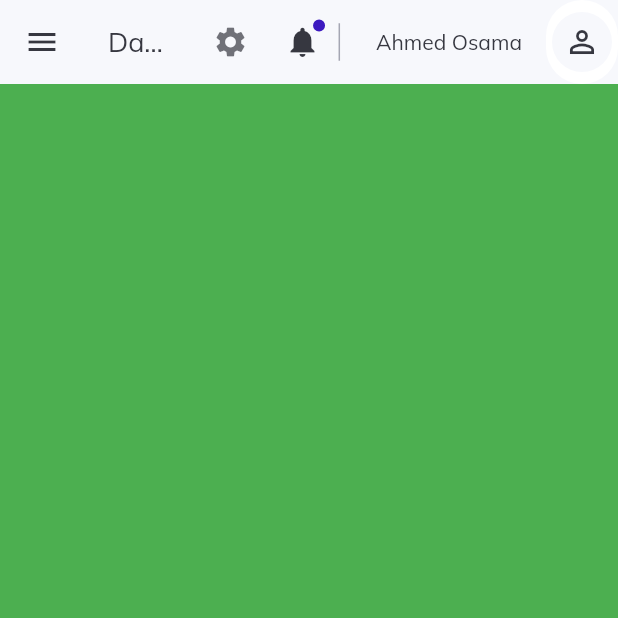
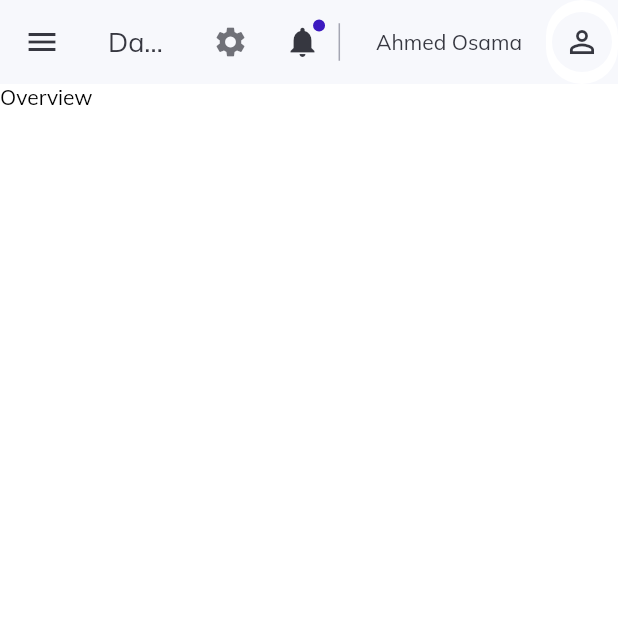
Before and after one commit to AhmedOsamaAziz/learn_flutter_web, a Flutter app: the screen it shows after launch, in the side drawer, after a tap on "Log Out", on a phone screen of 412 x 824 dp, the top half of it. Run offline on Flutter 3.47's test engine with Material 2 defaults, Android fonts, the light colour scheme and no system bars; our stand-ins replace get, google_fonts.

Commit message:
local navigation by changing only the center part of the layout

```diff
--- a/lib/constants/controllers.dart
+++ b/lib/constants/controllers.dart
@@ -1,3 +1,5 @@
 import 'package:learn_flutter_web/controllers/menuController.dart';
+import 'package:learn_flutter_web/controllers/navigationController.dart';
 
 MenuController menuController = MenuController.instance;
+NavigationController navigationController = NavigationController.instance;
--- a/lib/controllers/menuController.dart
+++ b/lib/controllers/menuController.dart
@@ -2,7 +2,7 @@ import 'package:flutter/material.dart';
 
 import 'package:get/get.dart';
 import 'package:learn_flutter_web/constants/style.dart';
-import 'package:learn_flutter_web/models/routes.dart';
+import 'package:learn_flutter_web/routing/routes.dart';
 
 class MenuController extends GetxController {
   static MenuController instance = Get.find();
--- /dev/null
+++ b/lib/controllers/navigationController.dart
@@ -0,0 +1,13 @@
+import 'package:flutter/material.dart';
+import 'package:get/get.dart';
+
+class NavigationController extends GetxController {
+  static NavigationController instance = Get.find();
+  final GlobalKey<NavigatorState> navigationKey = GlobalKey();
+
+  Future<dynamic> navigateTo(String routeName) {
+    return navigationKey.currentState!.pushNamed(routeName);
+  }
+
+  goBack() => navigationKey.currentState!.pop();
+}
--- /dev/null
+++ b/lib/helpers/localNavigator.dart
@@ -0,0 +1,10 @@
+import 'package:flutter/material.dart';
+import 'package:learn_flutter_web/constants/controllers.dart';
+import 'package:learn_flutter_web/routing/router.dart';
+import 'package:learn_flutter_web/routing/routes.dart';
+
+Navigator localNavigator() => Navigator(
+      key: navigationController.navigationKey,
+      initialRoute: OverViewPageRoute,
+      onGenerateRoute: generateRoute,
+    );
--- a/lib/main.dart
+++ b/lib/main.dart
@@ -2,16 +2,19 @@ import 'package:flutter/material.dart';
 import 'package:get/get.dart';
 import 'package:google_fonts/google_fonts.dart';
 import 'package:learn_flutter_web/controllers/menuController.dart';
-
-import 'screens/homeScreen/homeScreen.dart';
+import 'package:learn_flutter_web/controllers/navigationController.dart';
+import 'package:learn_flutter_web/views/homeScreen/homeScreen.dart';
 
 void main() {
   WidgetsFlutterBinding.ensureInitialized();
   Get.put(MenuController());
-  runApp(MyApp());
+  Get.put(NavigationController());
+  runApp(const MyApp());
 }
 
 class MyApp extends StatelessWidget {
+  const MyApp({Key? key}) : super(key: key);
+
   // const MyApp({super.key});
 
   // This widget is the root of your application.
@@ -27,7 +30,7 @@ class MyApp extends StatelessWidget {
           Theme.of(context).textTheme,
         ).apply(bodyColor: Colors.black),
         primarySwatch: Colors.blue,
-        pageTransitionsTheme: PageTransitionsTheme(builders: {
+        pageTransitionsTheme: const PageTransitionsTheme(builders: {
           TargetPlatform.iOS: FadeUpwardsPageTransitionsBuilder(),
           TargetPlatform.android: FadeUpwardsPageTransitionsBuilder(),
         }),
--- /dev/null
+++ b/lib/routing/router.dart
@@ -0,0 +1,22 @@
+import 'package:flutter/material.dart';
+import 'package:learn_flutter_web/routing/routes.dart';
+import 'package:learn_flutter_web/views/clients/clientPage.dart';
+import 'package:learn_flutter_web/views/drivers/driversPage.dart';
+import 'package:learn_flutter_web/views/overview/overviewPage.dart';
+
+Route<dynamic> generateRoute(RouteSettings settings) {
+  switch (settings.name) {
+    case OverViewPageRoute:
+      return _getPageRoute(OverViewPage());
+    case DriversPageRoute:
+      return _getPageRoute(DriversPage());
+    case ClientsPageRoute:
+      return _getPageRoute(ClientPage());
+    default:
+      return _getPageRoute(OverViewPage());
+  }
+}
+
+PageRoute _getPageRoute(Widget child) {
+  return MaterialPageRoute(builder: (context) => child);
+}
--- a/lib/screens/homeScreen/layout/smallScreen.dart
+++ b/lib/views/clients/clientPage.dart
@@ -1,12 +1,12 @@
 import 'package:flutter/material.dart';
 
-class SmallScreen extends StatelessWidget {
-  const SmallScreen({Key? key}) : super(key: key);
+class ClientPage extends StatelessWidget {
+  const ClientPage({Key? key}) : super(key: key);
 
   @override
   Widget build(BuildContext context) {
     return Container(
-      color: Colors.green,
+      child: Text('Clients'),
     );
   }
 }
--- a/lib/screens/homeScreen/homeScreen.dart
+++ b/lib/views/homeScreen/homeScreen.dart
@@ -1,7 +1,7 @@
 import 'package:flutter/material.dart';
 import 'package:learn_flutter_web/helpers/responsive.dart';
-import 'package:learn_flutter_web/screens/homeScreen/layout/smallScreen.dart';
-import 'package:learn_flutter_web/screens/homeScreen/sideMenu/sideMenu.dart';
+import 'package:learn_flutter_web/views/homeScreen/layout/smallScreen.dart';
+import 'package:learn_flutter_web/views/homeScreen/sideMenu/sideMenu.dart';
 import 'layout/largeScreen.dart';
 import 'topNavigation.dart';
 
--- /dev/null
+++ b/lib/views/homeScreen/layout/smallScreen.dart
@@ -0,0 +1,11 @@
+import 'package:flutter/material.dart';
+import 'package:learn_flutter_web/helpers/localNavigator.dart';
+
+class SmallScreen extends StatelessWidget {
+  const SmallScreen({Key? key}) : super(key: key);
+
+  @override
+  Widget build(BuildContext context) {
+    return localNavigator();
+  }
+}
--- a/lib/screens/homeScreen/sideMenu/sideMenu.dart
+++ b/lib/views/homeScreen/sideMenu/sideMenu.dart
@@ -3,9 +3,9 @@ import 'package:get/get.dart';
 import 'package:learn_flutter_web/constants/controllers.dart';
 import 'package:learn_flutter_web/constants/style.dart';
 import 'package:learn_flutter_web/helpers/responsive.dart';
-import 'package:learn_flutter_web/models/routes.dart';
-import 'package:learn_flutter_web/screens/homeScreen/sideMenu/sideMenuItem.dart';
+import 'package:learn_flutter_web/routing/routes.dart';
 import 'package:learn_flutter_web/sharedWidgets/customText.dart';
+import 'package:learn_flutter_web/views/homeScreen/sideMenu/sideMenuItem.dart';
 
 class SideMenu extends StatelessWidget {
   @override
@@ -62,7 +62,7 @@ class SideMenu extends StatelessWidget {
                         if (!menuController.isActive(itemName)) {
                           menuController.changeActiveItemTo(itemName);
                           if (Responsive.isSmallSize(context)) Get.back();
-                          // TODO :: go to item name Route
+                          navigationController.navigateTo(itemName);
                         }
                       },
                     ))
--- a/lib/screens/homeScreen/sideMenu/sideMenuItem.dart
+++ b/lib/views/homeScreen/sideMenu/sideMenuItem.dart
@@ -1,7 +1,7 @@
 import 'package:flutter/material.dart';
 import 'package:learn_flutter_web/helpers/responsive.dart';
-import 'package:learn_flutter_web/screens/homeScreen/sideMenu/horizontalMenuItem.dart';
-import 'package:learn_flutter_web/screens/homeScreen/sideMenu/verticalMenuItem.dart';
+import 'package:learn_flutter_web/views/homeScreen/sideMenu/horizontalMenuItem.dart';
+import 'package:learn_flutter_web/views/homeScreen/sideMenu/verticalMenuItem.dart';
 
 class SideMenuItem extends StatelessWidget {
   final String itemName;
--- /dev/null
+++ b/lib/views/overview/overviewPage.dart
@@ -0,0 +1,12 @@
+import 'package:flutter/material.dart';
+
+class OverViewPage extends StatelessWidget {
+  const OverViewPage({Key? key}) : super(key: key);
+
+  @override
+  Widget build(BuildContext context) {
+    return Container(
+      child: Text('Overview'),
+    );
+  }
+}
```
Also changed, not shown: lib/views/authentication/authenticationPage.dart (added, +12 -0 lines), lib/views/drivers/driversPage.dart (added, +12 -0 lines), lib/views/homeScreen/layout/largeScreen.dart (renamed from lib/screens/homeScreen/layout/largeScreen.dart, +3 -4 lines), lib/routing/routes.dart (renamed from lib/models/routes.dart), lib/views/homeScreen/sideMenu/horizontalMenuItem.dart (renamed from lib/screens/homeScreen/sideMenu/horizontalMenuItem.dart), lib/views/homeScreen/sideMenu/verticalMenuItem.dart (renamed from lib/screens/homeScreen/sideMenu/verticalMenuItem.dart), lib/views/homeScreen/topNavigation.dart (renamed from lib/screens/homeScreen/topNavigation.dart).
